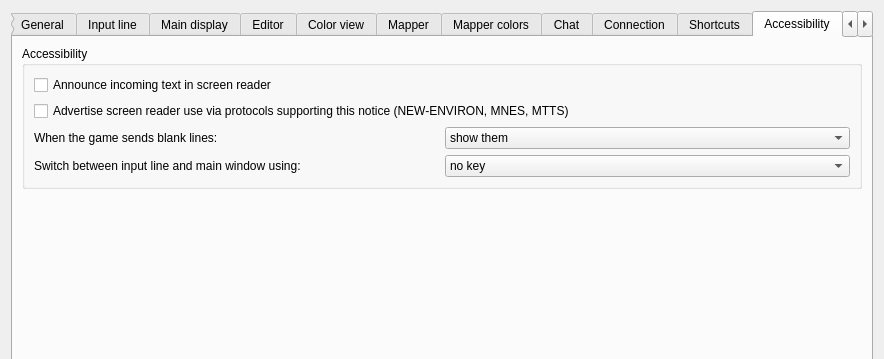
The window that src/ui/profile_preferences.ui (patrickvinas/Mudlet) describes before a commit, drawn with Qt 5; both pictures show x 0 to 884 and y 0 to 359 of the 884 by 725 pixel window.
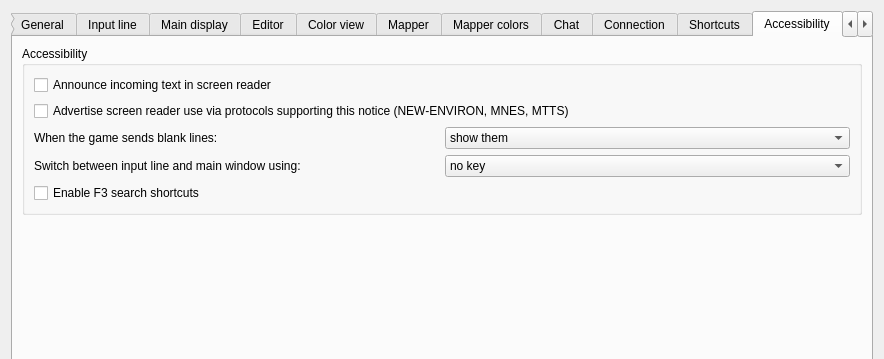
The same window after the commit. The open tabs and pages were chosen to show the change. Icons and pictures are not drawn. Custom widgets are drawn as their Qt base class.

Diff of the .ui file:
```diff
--- a/src/ui/profile_preferences.ui
+++ b/src/ui/profile_preferences.ui
@@ -3802,6 +3802,16 @@
             </item>
            </widget>
           </item>
+          <item row="4" column="0" colspan="2">
+           <widget class="QCheckBox" name="checkBox_f3SearchEnabled">
+            <property name="toolTip">
+             <string>Enable F3 and Shift+F3 shortcuts for searching up and down in the buffer</string>
+            </property>
+            <property name="text">
+             <string>Enable F3 search shortcuts</string>
+            </property>
+           </widget>
+          </item>
          </layout>
         </widget>
        </item>
```
